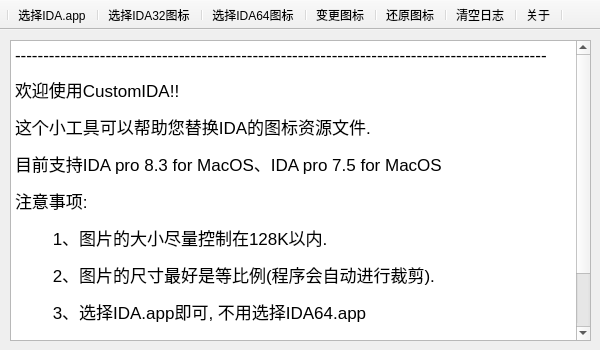
Old version of the form mainwindow.ui in the repository yywz1999/CustomIDA.
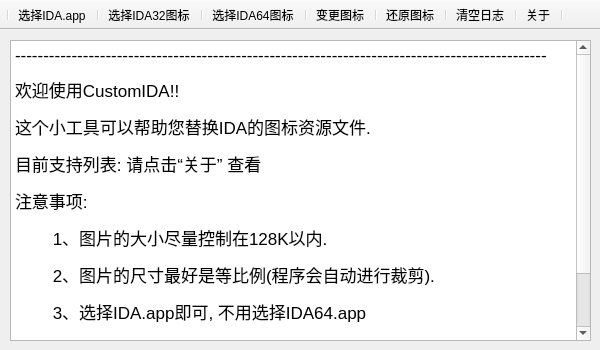
New version of the form.

What changed in the file:
```diff
--- a/mainwindow.ui
+++ b/mainwindow.ui
@@ -70,7 +70,7 @@
 &lt;p align=&quot;justify&quot; style=&quot; margin-top:12px; margin-bottom:12px; margin-left:0px; margin-right:0px; -qt-block-indent:0; text-indent:0px;&quot;&gt;----------------------------------------------------------------------------------------------&lt;/p&gt;
 &lt;p align=&quot;justify&quot; style=&quot; margin-top:12px; margin-bottom:12px; margin-left:0px; margin-right:0px; -qt-block-indent:0; text-indent:0px;&quot;&gt;欢迎使用CustomIDA!!&lt;/p&gt;
 &lt;p align=&quot;justify&quot; style=&quot; margin-top:12px; margin-bottom:12px; margin-left:0px; margin-right:0px; -qt-block-indent:0; text-indent:0px;&quot;&gt;这个小工具可以帮助您替换IDA的图标资源文件.&lt;/p&gt;
-&lt;p align=&quot;justify&quot; style=&quot; margin-top:12px; margin-bottom:12px; margin-left:0px; margin-right:0px; -qt-block-indent:0; text-indent:0px;&quot;&gt;目前支持IDA pro 8.3 for MacOS、IDA pro 7.5 for MacOS&lt;/p&gt;
+&lt;p align=&quot;justify&quot; style=&quot; margin-top:12px; margin-bottom:12px; margin-left:0px; margin-right:0px; -qt-block-indent:0; text-indent:0px;&quot;&gt;目前支持列表: 请点击“关于” 查看&lt;/p&gt;
 &lt;p align=&quot;justify&quot; style=&quot; margin-top:12px; margin-bottom:12px; margin-left:0px; margin-right:0px; -qt-block-indent:0; text-indent:0px;&quot;&gt;注意事项:&lt;/p&gt;
 &lt;p align=&quot;justify&quot; style=&quot; margin-top:12px; margin-bottom:12px; margin-left:0px; margin-right:0px; -qt-block-indent:0; text-indent:0px;&quot;&gt;        1、图片的大小尽量控制在128K以内.&lt;/p&gt;
 &lt;p align=&quot;justify&quot; style=&quot; margin-top:12px; margin-bottom:12px; margin-left:0px; margin-right:0px; -qt-block-indent:0; text-indent:0px;&quot;&gt;        2、图片的尺寸最好是等比例(程序会自动进行裁剪).&lt;/p&gt;
```
Left out of the diff: 2 changed lines with no effect on the pictures.
